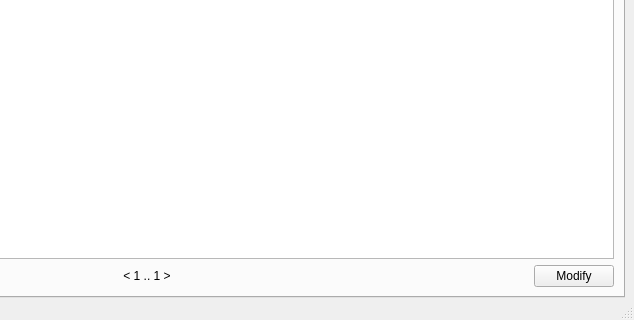
The window that UI/controlcenter.ui (xloem/spot-on-svn) describes before a commit, drawn with Qt 5; both pictures show x 340 to 974 and y 409 to 729 of the 974 by 729 pixel window.
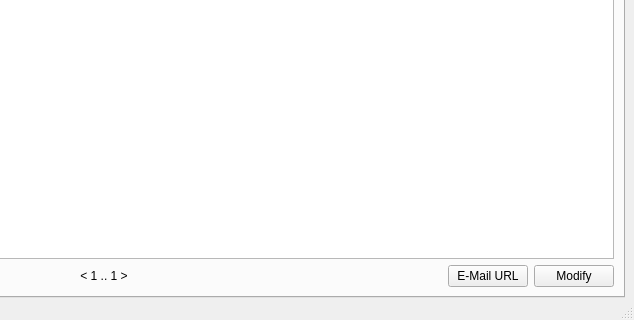
The same window after the commit. The open tabs and pages were chosen to show the change. Icons and pictures are not drawn. Custom widgets are drawn as their Qt base class.

Commit message: preparation work to email url and webpage.toascii (to be completed with given search results).

```diff
--- a/UI/controlcenter.ui
+++ b/UI/controlcenter.ui
@@ -1305,6 +1305,17 @@
               </property>
              </spacer>
             </item>
+            <item>
+             <widget class="QPushButton" name="pushButtonEmailURLPage">
+              <property name="text">
+               <string>E-Mail URL</string>
+              </property>
+              <property name="icon">
+               <iconset resource="../Icons/icons.qrc">
+                <normaloff>:/tab-email.png</normaloff>:/tab-email.png</iconset>
+              </property>
+             </widget>
+            </item>
             <item>
              <widget class="QPushButton" name="pushButton_10">
               <property name="text">
```
Left out of the diff: 1 changed line with no effect on the pictures. The commit also changes 2 other files.
